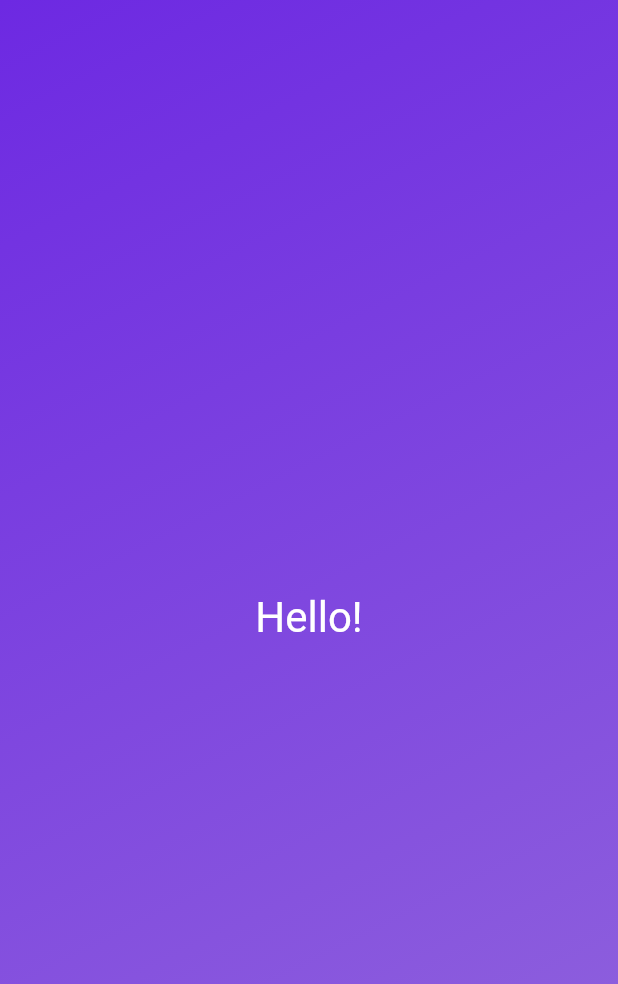
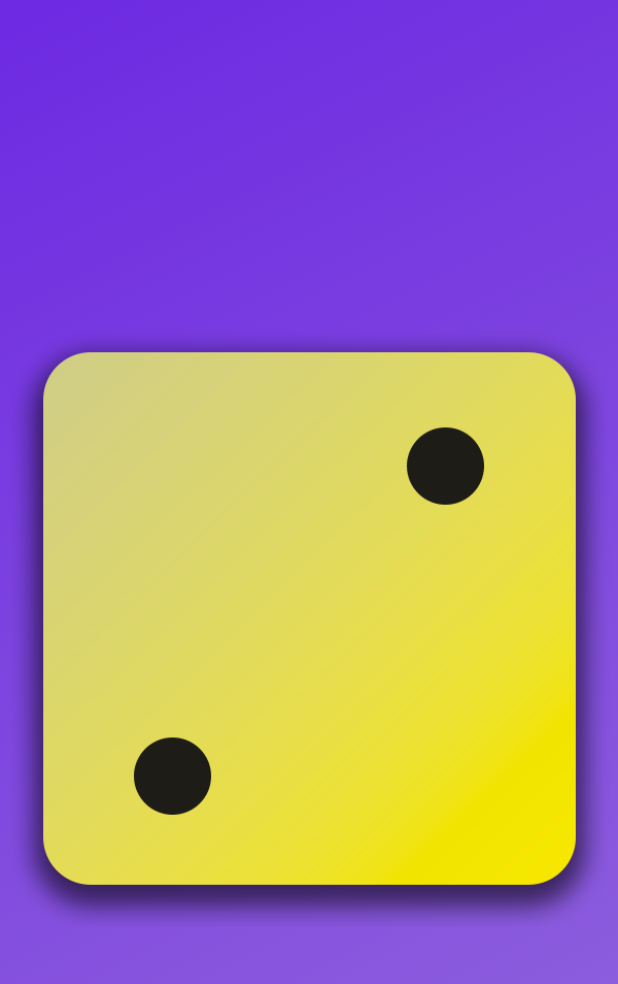
Before and after one commit to Suprim-Shakya/Flutter, a Flutter app: the screen it shows after launch, on a phone screen of 412 x 824 dp. Shown: the top 984 px of the screen. Run offline on Flutter 3.47's test engine with Material 2 defaults, Android fonts, the phone set to English and light mode, and no system bars.

```diff
--- a/app/lib/gradient_container.dart
+++ b/app/lib/gradient_container.dart
@@ -28,6 +28,9 @@ const endAlignment = Alignment.bottomRight;
 class GradiantContainer extends StatelessWidget {
   const GradiantContainer(this.color1, this.color2, {super.key});
 
+  const GradiantContainer.purple({super.key})
+      : color1 = Colors.deepPurple,
+        color2 = Colors.indigo;
   final Color color1;
   final Color color2;
 
@@ -41,7 +44,9 @@ class GradiantContainer extends StatelessWidget {
           end: endAlignment,
         ),
       ),
-      child: const Center(child: Styledtext('Hello!')),
+      child: Center(
+        child: Image.asset('assets/images/dice-2.png'),
+      ),
     );
   }
 }
--- a/app/lib/main.dart
+++ b/app/lib/main.dart
@@ -10,6 +10,7 @@ void main() {
                 255, 109, 41, 226), //[] needed for 1st method (array)
             Color.fromARGB(255, 146, 103, 220)),
       ),
+      //body: GradiantContainer.purple() next method
     ),
   );
 }
```
Also changed, not shown: app/pubspec.yaml (+9 -7 lines), app/assets/images/dice-1.png (added), app/assets/images/dice-2.png (added), app/assets/images/dice-3.png (added), app/assets/images/dice-4.png (added), app/assets/images/dice-5.png (added), app/assets/images/dice-6.png (added).
